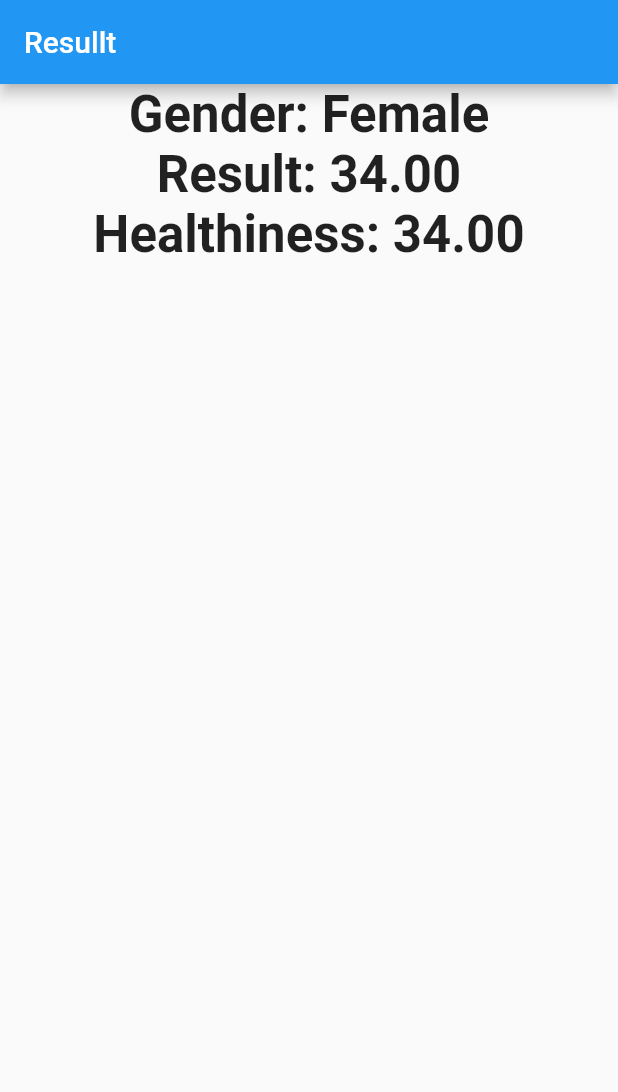
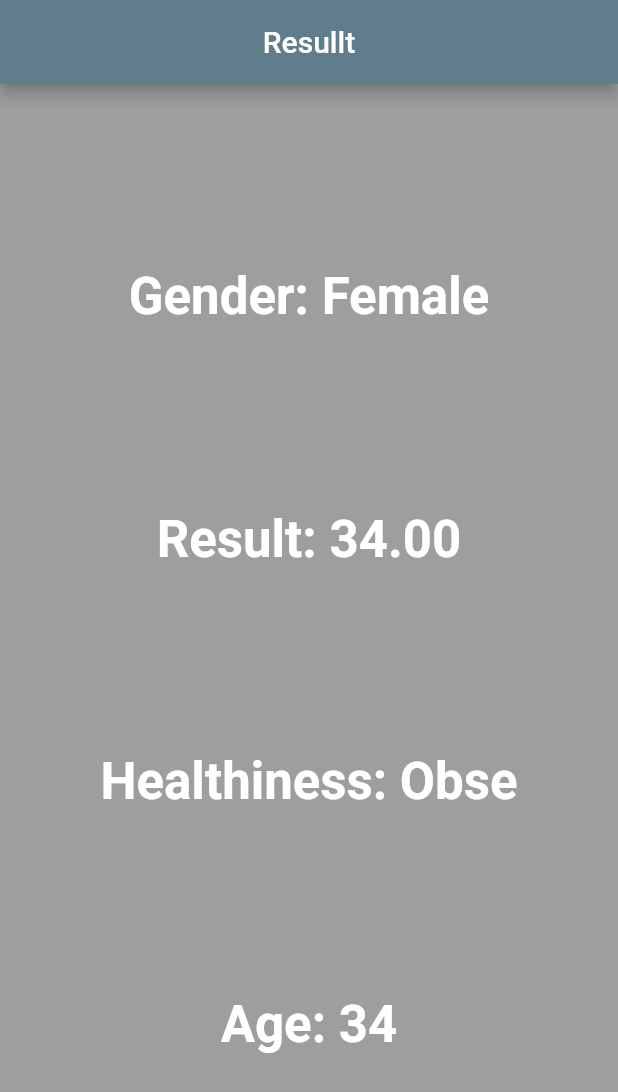
Before and after one commit to HowkMii/body-mass-index-calculator, a Flutter app: the screen it shows after launch, on a phone screen of 412 x 824 dp. Shown: the top 1092 px of the screen. Run offline on Flutter 3.47's test engine with Material 2 defaults, Android fonts, the phone set to English and light mode, and no system bars.

Commit message:
textTheme

```diff
--- a/lib/main.dart
+++ b/lib/main.dart
@@ -15,8 +15,13 @@ class MyApp extends StatelessWidget {
       debugShowCheckedModeBanner: false,
       title: 'Body Mass Index Calculator',
       theme: ThemeData(
-        primarySwatch: Colors.blue,
+        textTheme: TextTheme(
+          headline2: TextStyle(fontSize: 34,fontWeight: FontWeight.bold, color: Colors.white),
+        ),
+        primarySwatch: Colors.blueGrey,
+        canvasColor: Colors.black38
       ),
+
       home: const Result(age: 34, isMale: false, result: 34,),
     );
   }
--- a/lib/result.dart
+++ b/lib/result.dart
@@ -21,15 +21,18 @@ class Result extends StatelessWidget {
   Widget build(BuildContext context) {
     return Scaffold(
       appBar: AppBar(
-        title:const Text('Resullt'),
+
+        title:Center(child: const Text('Resullt')),
       ),
       body: SafeArea(
         child: Center(
           child: Column(
+            mainAxisAlignment: MainAxisAlignment.spaceEvenly,
             children: [
-              Text('Gender: ${isMale?'Male':'Female'}',style: TextStyle(fontSize: 34,fontWeight: FontWeight.bold),),
-              Text('Result: ${result.toStringAsFixed(2)}',style: TextStyle(fontSize: 34,fontWeight: FontWeight.bold),),
-              Text('Healthiness: ${result.toStringAsFixed(2)}',style: TextStyle(fontSize: 34,fontWeight: FontWeight.bold),),
+              Text('Gender: ${isMale?'Male':'Female'}',style: Theme.of(context).textTheme.headline2),
+              Text('Result: ${result.toStringAsFixed(2)}',style: Theme.of(context).textTheme.headline2),
+              Text('Healthiness: ${resultPhrase}',style: Theme.of(context).textTheme.headline2),
+              Text('Age: ${age}',style:Theme.of(context).textTheme.headline2),
 
             ],
           ),
```
